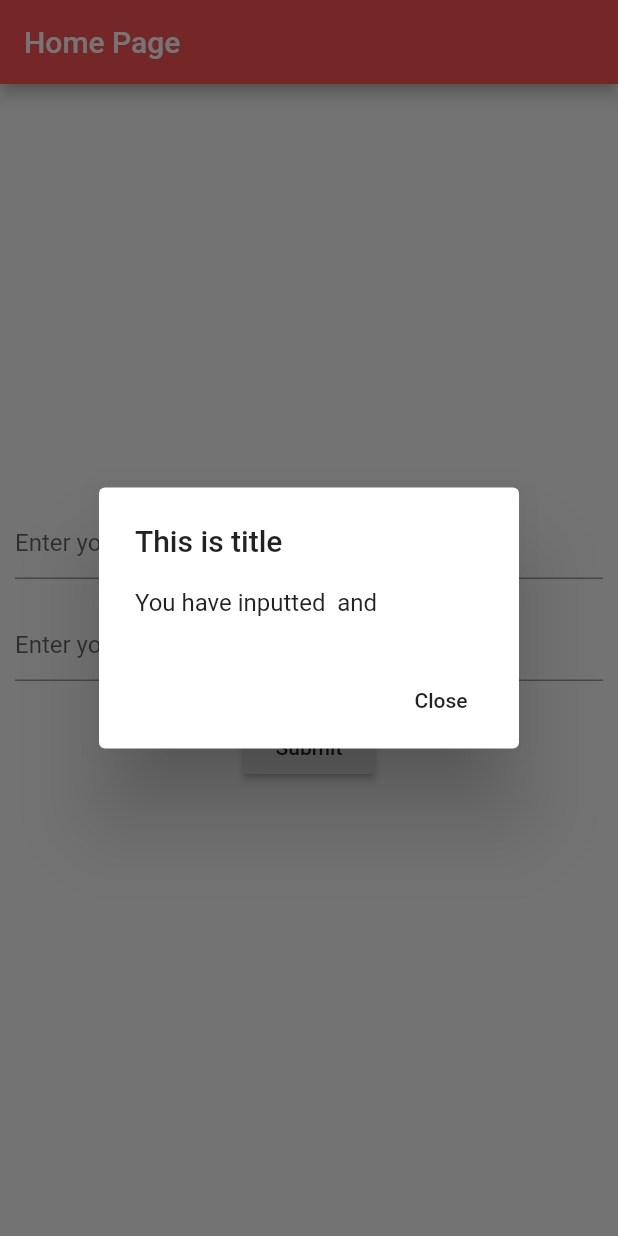
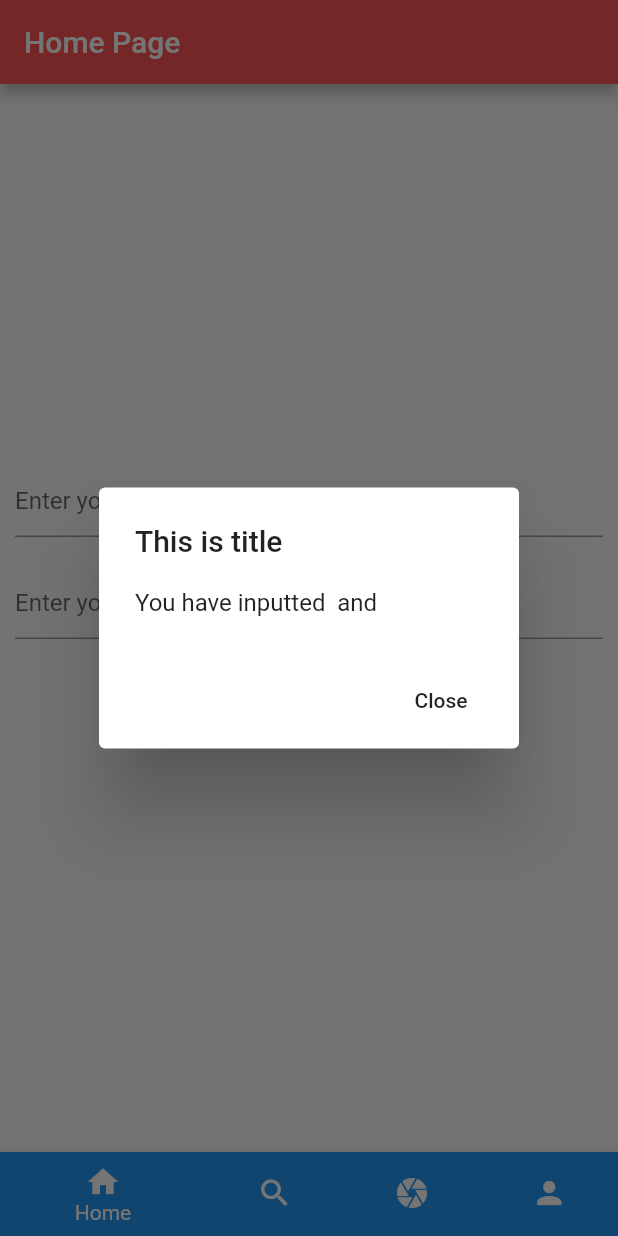
Before and after one commit to bihim/flutter_component_test, a Flutter app: the screen it shows after launch, after a tap on "Submit", on a phone screen of 412 x 824 dp. Run offline on Flutter 3.47's test engine with Material 2 defaults, Android fonts, the phone set to English and light mode, and no system bars.

```diff
--- a/lib/main.dart
+++ b/lib/main.dart
@@ -31,6 +31,7 @@ class MyHomePage extends StatefulWidget {
 class _MyHomePageState extends State<MyHomePage> {
   var _name;
   var _age;
+  int currentIndex = 0;
 
   final nameCon = new TextEditingController();
   final ageCon = new TextEditingController();
@@ -91,6 +92,36 @@ class _MyHomePageState extends State<MyHomePage> {
           ),
         ),
       ),
+      bottomNavigationBar: BottomNavigationBar(
+        currentIndex: currentIndex,
+        items: [
+          BottomNavigationBarItem(
+            icon: Icon(Icons.home),
+            label: "Home",
+            backgroundColor: Colors.blue,
+          ),
+          BottomNavigationBarItem(
+            icon: Icon(Icons.search),
+            label: "Search",
+            backgroundColor: Colors.green,
+          ),
+          BottomNavigationBarItem(
+            icon: Icon(Icons.camera),
+            label: "Camera",
+            backgroundColor: Colors.red,
+          ),
+          BottomNavigationBarItem(
+            icon: Icon(Icons.person),
+            label: "Profile",
+            backgroundColor: Colors.yellow,
+          ),
+        ],
+        onTap: (int index){
+          setState(() {
+            currentIndex = index;
+          });
+        },
+      ),
     );
   }
 }
```
